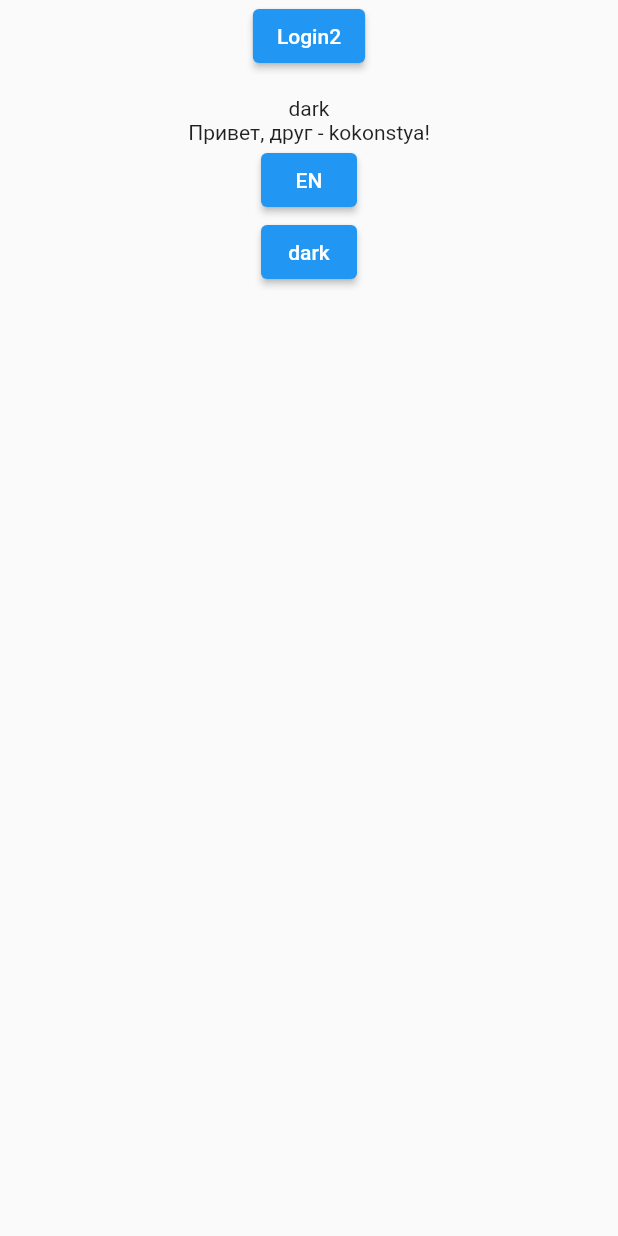
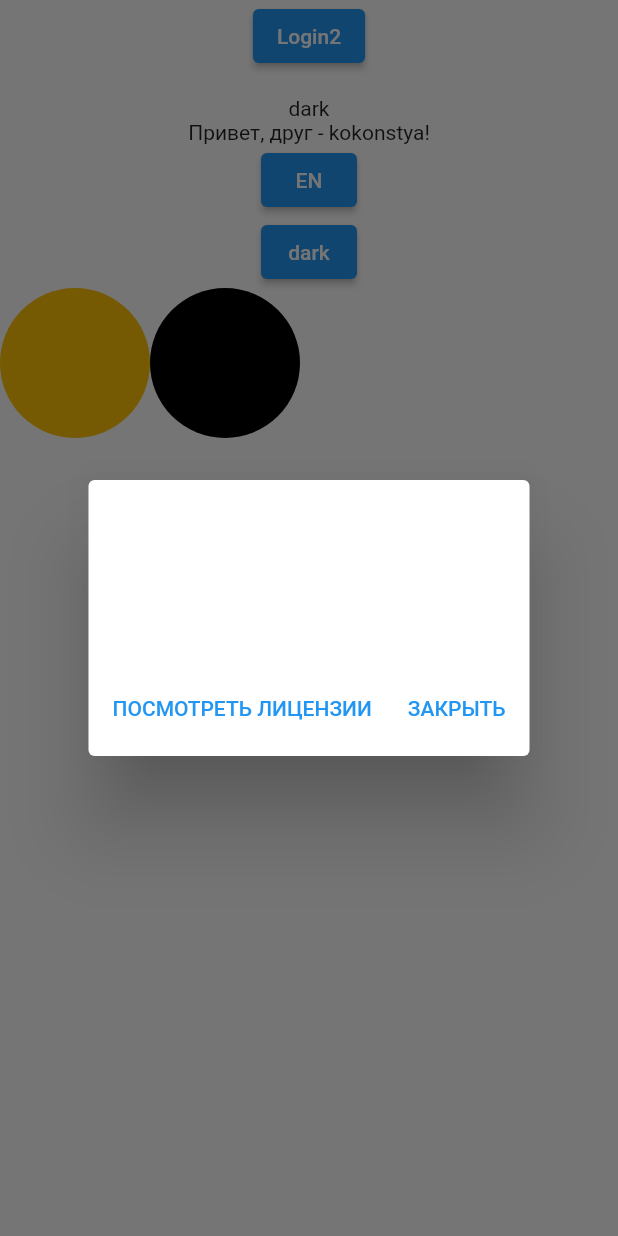
Before and after one commit to kkndev/habit_tracker, a Flutter app: the screen it shows after launch, after a tap on "dark", on a phone screen of 412 x 824 dp. Run offline on Flutter 3.47's test engine with Material 2 defaults, Android fonts, the phone set to English and light mode, and no system bars; our stand-ins replace auto_route, dartz, dio, equatable, flutter_bloc, flutter_dotenv and 3 more; accounts and stored records are empty; generated files the repository leaves out were written again.

Commit message:
add root screen

```diff
--- a/lib/features/core/data/data_sources/core_local_data_source.dart
+++ b/lib/features/core/data/data_sources/core_local_data_source.dart
@@ -1,9 +1,12 @@
+import '../../domain/entity/entity.dart';
+
 abstract class CoreLocalDataSource {
   Future<bool> initApp();
   Future<bool> updateUserSettings({
     required String language,
     required String theme,
   });
+  Future<UserSettingsEntity> loadUserSettings();
 }
 
 const String coreBox = 'coreBox';
--- a/lib/features/core/data/data_sources/core_local_data_source_impl.dart
+++ b/lib/features/core/data/data_sources/core_local_data_source_impl.dart
@@ -1,3 +1,4 @@
+import 'package:habit_tracker/features/core/domain/entity/entity.dart';
 import 'package:hive_flutter/hive_flutter.dart';
 
 import '../models/models.dart';
@@ -37,6 +38,20 @@ class CoreLocalDataSourceImpl implements CoreLocalDataSource {
         message: e.message,
       );
     }
-    throw UnknownException();
+  }
+
+  @override
+  Future<UserSettingsEntity> loadUserSettings() async {
+    try {
+      var settings = await storage.openBox(settingsBox);
+      var language = await settings.get('language');
+      var theme = await settings.get('theme');
+      return UserSettingsEntity(language: language, theme: theme);
+    } on HiveError catch (e) {
+      throw StorageException(
+        code: e.hashCode,
+        message: e.message,
+      );
+    }
   }
 }
--- a/lib/features/core/data/repositories/core_repository_impl.dart
+++ b/lib/features/core/data/repositories/core_repository_impl.dart
@@ -31,4 +31,14 @@ class CoreRepositoryImpl implements CoreRepository {
       throw StorageFailure(code: 100, message: 'Storage error');
     }
   }
+
+  @override
+  Future<Either<Failure, UserSettingsEntity>> loadUserSettings() async {
+    try {
+      var result = await localDataSource.loadUserSettings();
+      return Right(result);
+    } catch (e) {
+      throw StorageFailure(code: 100, message: 'Storage error');
+    }
+  }
 }
--- a/lib/features/core/domain/repositories/core_repository.dart
+++ b/lib/features/core/domain/repositories/core_repository.dart
@@ -5,4 +5,5 @@ import '../entity/entity.dart';
 abstract class CoreRepository {
   Future<Either<Failure, bool>> initApp();
   Future<Either<Failure, bool>> updateUserSettings(UserSettingsEntity settings);
+  Future<Either<Failure, UserSettingsEntity>> loadUserSettings();
 }
--- /dev/null
+++ b/lib/features/core/domain/usecases/load_user_settings_usecase.dart
@@ -0,0 +1,16 @@
+import 'package:dartz/dartz.dart';
+
+import '../entity/entity.dart';
+import '../repositories/core_repository.dart';
+import 'usecase.dart';
+
+class LoadUserSettingsUseCase extends UseCase<UserSettingsEntity, NoParams> {
+  final CoreRepository coreRepository;
+
+  LoadUserSettingsUseCase(this.coreRepository);
+
+  @override
+  Future<Either<Failure, UserSettingsEntity>> call(NoParams params) async {
+    return await coreRepository.loadUserSettings();
+  }
+}
--- a/lib/features/core/domain/usecases/usecases.dart
+++ b/lib/features/core/domain/usecases/usecases.dart
@@ -1,3 +1,4 @@
 export 'init_app_usecase.dart';
+export 'load_user_settings_usecase.dart';
 export 'update_user_settings_usecase.dart';
 export 'usecase.dart';
--- a/lib/features/core/presentation/bloc/core_bloc.dart
+++ b/lib/features/core/presentation/bloc/core_bloc.dart
@@ -7,10 +7,12 @@ import 'core_state.dart';
 class CoreBloc extends Bloc<CoreEvent, CoreState> {
   final InitAppUseCase initAppUseCase;
   final UpdateUserSettingsUseCase updateUserSettingsUseCase;
+  final LoadUserSettingsUseCase loadUserSettingsUseCase;
 
   CoreBloc({
     required this.initAppUseCase,
     required this.updateUserSettingsUseCase,
+    required this.loadUserSettingsUseCase,
   }) : super(CoreState()) {
     on<InitCoreEvent>((event, emit) {
       initAppUseCase(NoParams());
@@ -29,7 +31,23 @@ class CoreBloc extends Bloc<CoreEvent, CoreState> {
         ),
       );
       emit(
-        state.copyWith(settings: newSettings),
+        state.copyWith(
+          settings: newSettings,
+          error: 'error',
+        ),
+      );
+    });
+    on<LoadUserSettingsEvent>((event, emit) async {
+      var result = await loadUserSettingsUseCase(NoParams());
+      result.fold(
+        (error) => emit(
+          state.copyWith(),
+        ),
+        (newSettings) => emit(
+          state.copyWith(
+            settings: newSettings,
+          ),
+        ),
       );
     });
   }
--- a/lib/features/core/presentation/bloc/core_event.dart
+++ b/lib/features/core/presentation/bloc/core_event.dart
@@ -17,3 +17,5 @@ class UpdateUserSettingsEvent extends CoreEvent {
   String? language;
   String? theme;
 }
+
+class LoadUserSettingsEvent extends CoreEvent {}
--- a/lib/features/core/presentation/bloc/core_state.dart
+++ b/lib/features/core/presentation/bloc/core_state.dart
@@ -9,5 +9,6 @@ class CoreState with _$CoreState {
   factory CoreState([
     String? id,
     @Default(initUserSettingsEntity) UserSettingsEntity settings,
+    String? error,
   ]) = _CoreState;
 }
--- a/lib/features/core/presentation/screens/auth_wrapper_screen.dart
+++ b/lib/features/core/presentation/screens/auth_wrapper_screen.dart
@@ -1,9 +1,7 @@
 import 'package:auto_route/auto_route.dart';
 import 'package:flutter/material.dart';
 import 'package:flutter_bloc/flutter_bloc.dart';
-
-import '../../../../injection_container.dart';
-import '../bloc/bloc.dart';
+import 'package:habit_tracker/features/core/presentation/bloc/bloc.dart';
 
 @RoutePage()
 class AuthWrapperScreen extends StatelessWidget implements AutoRouteWrapper {
@@ -13,11 +11,14 @@ class AuthWrapperScreen extends StatelessWidget implements AutoRouteWrapper {
 
   @override
   Widget wrappedRoute(context) {
-    return MultiBlocProvider(
-      providers: [
-        BlocProvider.value(
-          value: sl<CoreBloc>(),
-          child: this,
+    return MultiBlocListener(
+      listeners: [
+        BlocListener<CoreBloc, CoreState>(
+          listener: (ctx, state) {
+            if (state.error != null) {
+              showAboutDialog(context: context);
+            }
+          },
         ),
       ],
       child: this,
--- a/lib/features/core/presentation/screens/login_page.dart
+++ b/lib/features/core/presentation/screens/login_page.dart
@@ -19,6 +19,7 @@ class LoginPage extends StatelessWidget {
     return BlocBuilder<CoreBloc, CoreState>(
       builder: (context, state) {
         return Scaffold(
+          backgroundColor: Theme.of(context).cardColor,
           body: SafeArea(
             child: Center(
               child: Column(
@@ -42,12 +43,50 @@ class LoginPage extends StatelessWidget {
                   ),
                   ElevatedButton(
                     onPressed: () {
-                      context
-                          .read<CoreBloc>()
-                          .add(UpdateUserSettingsEvent(theme: 'dark'));
+                      context.read<CoreBloc>().add(
+                            UpdateUserSettingsEvent(theme: 'dark'),
+                          );
                     },
                     child: const Text('dark'),
                   ),
+                  Row(
+                    children: [
+                      GestureDetector(
+                        onTap: () {
+                          context.read<CoreBloc>().add(
+                                UpdateUserSettingsEvent(theme: 'light'),
+                              );
+                        },
+                        child: Container(
+                          width: 100,
+                          height: 100,
+                          decoration: BoxDecoration(
+                            color: state.settings.theme == 'light'
+                                ? Colors.black
+                                : Colors.amber,
+                            borderRadius: BorderRadius.circular(50),
+                          ),
+                        ),
+                      ),
+                      GestureDetector(
+                        onTap: () {
+                          context.read<CoreBloc>().add(
+                                UpdateUserSettingsEvent(theme: 'dark'),
+                              );
+                        },
+                        child: Container(
+                          width: 100,
+                          height: 100,
+                          decoration: BoxDecoration(
+                            color: state.settings.theme == 'dark'
+                                ? Colors.black
+                                : Colors.deepOrangeAccent,
+                            borderRadius: BorderRadius.circular(50),
+                          ),
+                        ),
+                      ),
+                    ],
+                  )
                 ],
               ),
             ),
--- a/lib/features/core/presentation/screens/root_screen.dart
+++ b/lib/features/core/presentation/screens/root_screen.dart
@@ -7,15 +7,22 @@ import '../../../../navigation/router.gr.dart';
 import '../../../../styles/styles.dart';
 import '../bloc/bloc.dart';
 
+final RootRouter _appRouter = RootRouter();
+
 class RootScreen extends StatefulWidget {
-  RootScreen({Key? key}) : super(key: key);
-  final RootRouter _appRouter = RootRouter();
+  const RootScreen({Key? key}) : super(key: key);
 
   @override
   State<RootScreen> createState() => _RootScreenState();
 }
 
 class _RootScreenState extends State<RootScreen> {
+  @override
+  void initState() {
+    context.read<CoreBloc>().add(LoadUserSettingsEvent());
+    super.initState();
+  }
+
   Locale getLanguage(String language) {
     if (language == 'en') {
       return const Locale('en', '');
@@ -37,9 +44,7 @@ class _RootScreenState extends State<RootScreen> {
   @override
   Widget build(BuildContext context) {
     return BlocConsumer<CoreBloc, CoreState>(
-      listener: (context, state) {
-        // TODO: implement listener
-      },
+      listener: (context, state) {},
       builder: (context, state) {
         return MaterialApp.router(
           debugShowCheckedModeBanner: false,
@@ -47,10 +52,10 @@ class _RootScreenState extends State<RootScreen> {
           localizationsDelegates: AppLocalizations.localizationsDelegates,
           supportedLocales: AppLocalizations.supportedLocales,
           locale: getLanguage(state.settings.language),
-          routeInformationParser: widget._appRouter.defaultRouteParser(),
-          routerDelegate: widget._appRouter.delegate(
+          routeInformationParser: _appRouter.defaultRouteParser(),
+          routerDelegate: _appRouter.delegate(
             initialRoutes: [
-              if (false) const HomeRoute() else const Auth(),
+              if (false) const HomeRoute() else const AuthWrapperRoute(),
             ],
           ),
         );
--- a/lib/injection_container.dart
+++ b/lib/injection_container.dart
@@ -18,10 +18,12 @@ Future<void> init() async {
     () => CoreBloc(
       initAppUseCase: sl(),
       updateUserSettingsUseCase: sl(),
+      loadUserSettingsUseCase: sl(),
     ),
   );
   sl.registerLazySingleton(() => InitAppUseCase(sl()));
   sl.registerLazySingleton(() => UpdateUserSettingsUseCase(sl()));
+  sl.registerLazySingleton(() => LoadUserSettingsUseCase(sl()));
   sl.registerLazySingleton<CoreRepository>(
     () => CoreRepositoryImpl(
       remoteDataSource: sl(),
--- a/lib/main.dart
+++ b/lib/main.dart
@@ -30,7 +30,7 @@ class MyApp extends StatelessWidget {
           value: sl<CoreBloc>(),
         ),
       ],
-      child: RootScreen(),
+      child: const RootScreen(),
     );
   }
 }
--- a/lib/navigation/router.dart
+++ b/lib/navigation/router.dart
@@ -50,7 +50,7 @@ class RootRouter extends $RootRouter {
       ],
     ),
     AutoRoute(
-      page: Auth.page,
+      page: AuthWrapperRoute.page,
       path: '/auth',
       children: [
         AutoRoute(path: '', page: LoginRoute.page),
```
Also changed, not shown: lib/features/core/presentation/bloc/core_state.freezed.dart.
